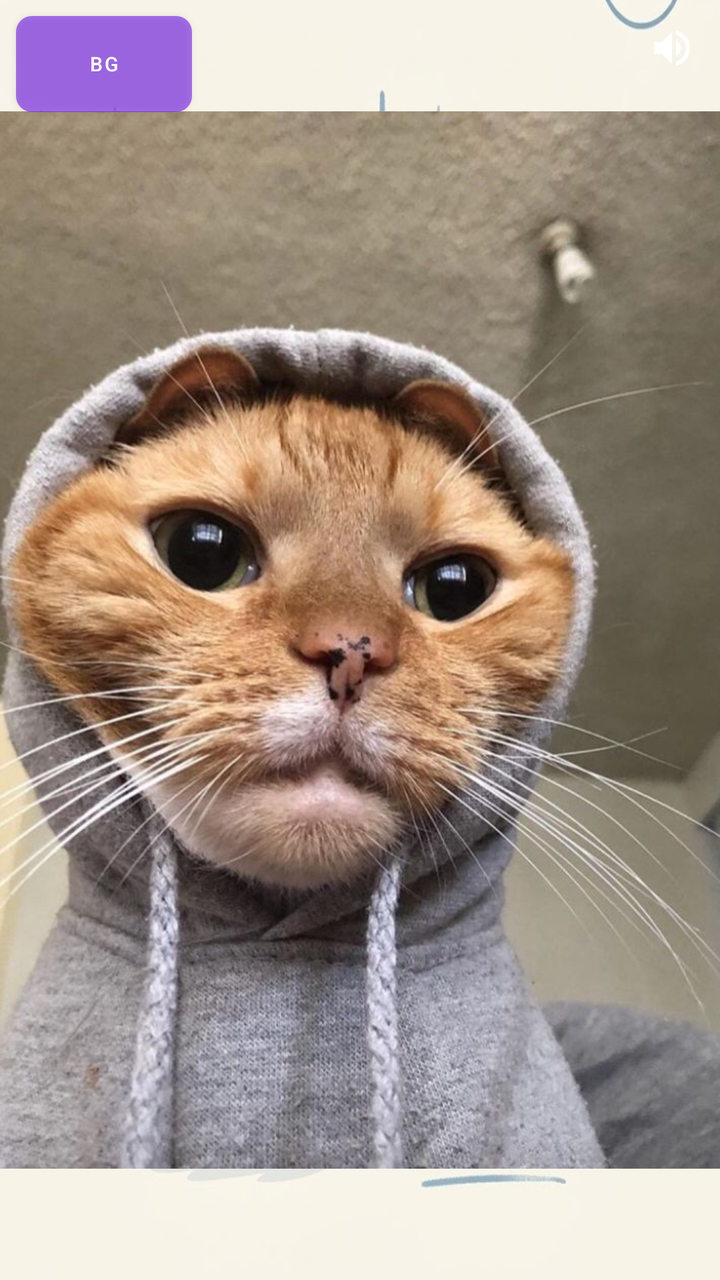
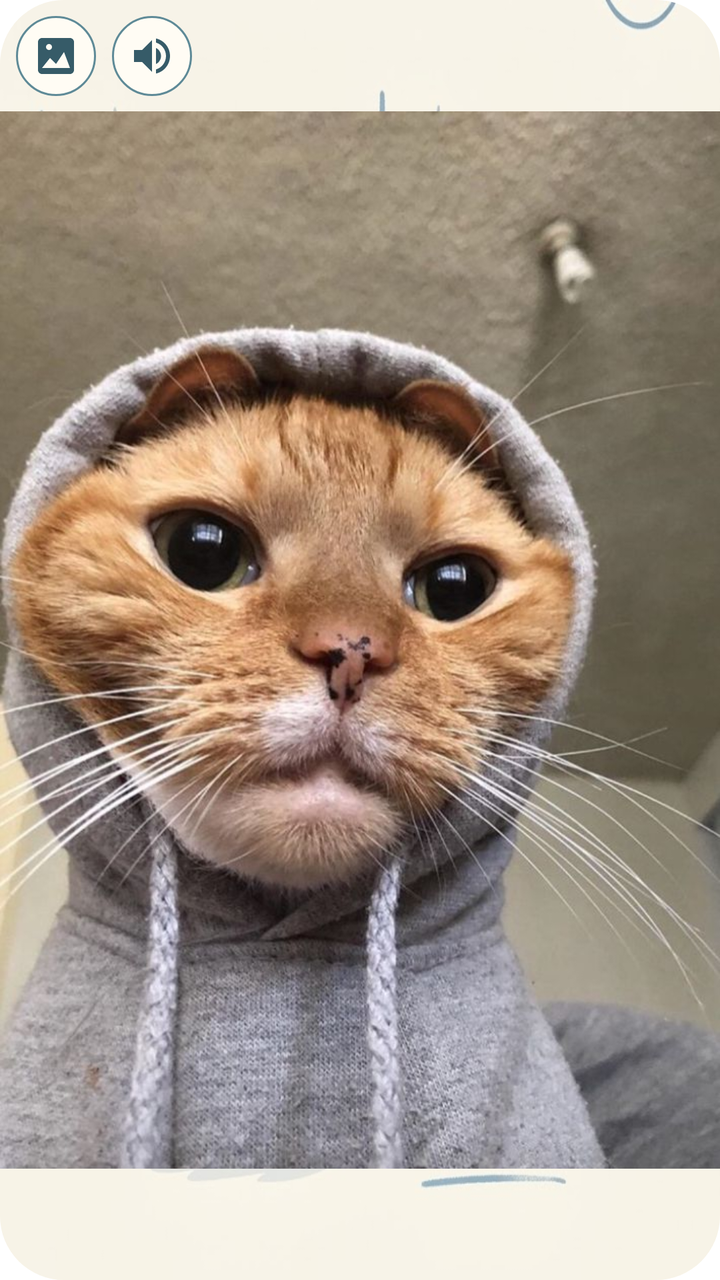

The first picture is an Android layout as it rendered before a commit; the second is the same layout after the commit. The layout source and the unified diff follow.
<!-- AndroidManifest.xml: application theme Theme.WidgetTesting -->
<!-- res/layout/cat_widget.xml -->
<?xml version="1.0" encoding="utf-8"?>
<FrameLayout xmlns:android="http://schemas.android.com/apk/res/android"
    android:layout_width="match_parent"
    android:layout_height="match_parent"
    android:background="#00000000">

    
    <ImageView
        android:id="@+id/catiBackground"
        android:layout_width="match_parent"
        android:layout_height="match_parent"
        android:scaleType="fitXY"
        android:src="@drawable/minimal_bg"/>

    
    <LinearLayout
        android:id="@+id/tapGridContainer"
        android:layout_width="match_parent"
        android:layout_height="match_parent"
        android:orientation="vertical" />

    
    <FrameLayout
        android:id="@+id/itemContainer"
        android:layout_width="match_parent"
        android:layout_height="match_parent">

        <ImageView
            android:id="@+id/itemImage"
            android:layout_width="wrap_content"
            android:layout_height="wrap_content"
            android:layout_gravity="bottom|start"
            android:scaleType="fitCenter"
            android:visibility="gone"
            android:contentDescription="item" />
    </FrameLayout>

    
    <FrameLayout
        android:id="@+id/itemDrawerRoot"
        android:layout_width="match_parent"
        android:layout_height="match_parent">

        <LinearLayout
            android:id="@+id/drawerTabContainer"
            android:layout_width="wrap_content"
            android:layout_height="wrap_content"
            android:layout_gravity="end|center_vertical"
            android:layout_marginEnd="0dp"
            android:background="@drawable/drawer_tab_paw_bg"
            android:clickable="true"
            android:focusable="true"
            android:gravity="center"
            android:orientation="vertical"
            android:elevation="4dp">

            <ImageView
                android:id="@+id/imgIcon"
                android:layout_width="32dp"
                android:layout_height="32dp"
                android:src="@drawable/ic_cat_paw_white"
                android:scaleType="fitCenter"
                android:contentDescription="cat paw drawer tab" />

        </LinearLayout>

        
        <FrameLayout
            android:id="@+id/drawerPanelContainer"
            android:layout_width="64dp"
            android:layout_height="180dp"
            android:layout_gravity="end|center_vertical"
            android:layout_marginRight="5dp"
            android:visibility="gone">

            <ImageView
                android:id="@+id/drawerBackdrop"
                android:layout_width="match_parent"
                android:layout_height="match_parent"
                android:scaleType="fitXY"
                android:src="@drawable/custom_drawer_bg"
                android:clickable="true"
                android:focusable="true"
                android:contentDescription="drawer backdrop" />

            
            <LinearLayout
                android:id="@+id/drawerContentContainer"
                android:layout_width="match_parent"
                android:layout_height="match_parent"
                android:orientation="vertical"
                android:paddingStart="4dp"
                android:paddingEnd="4dp"
                android:paddingTop="8dp"
                android:paddingBottom="8dp">

                
                <LinearLayout
                    android:id="@+id/btnItemWand"
                    android:layout_width="match_parent"
                    android:layout_height="0dp"
                    android:layout_weight="1"
                    android:clickable="true"
                    android:focusable="true"
                    android:gravity="center">
                    <ImageView
                        android:id="@+id/itemIconWand"
                        android:layout_width="30dp"
                        android:layout_height="30dp"
                        android:padding="5dp"
                        android:background="@drawable/drawer_item_slot_bg"
                        android:scaleType="fitCenter"
                        android:src="@drawable/yarn" />
                </LinearLayout>

                
                <LinearLayout
                    android:id="@+id/btnItemBox"
                    android:layout_width="match_parent"
                    android:layout_height="0dp"
                    android:layout_weight="1"
                    android:clickable="true"
                    android:focusable="true"
                    android:gravity="center">
                    <ImageView
                        android:id="@+id/itemIconBox"
                        android:layout_width="30dp"
                        android:layout_height="30dp"
                        android:padding="5dp"
                        android:background="@drawable/drawer_item_slot_bg"
                        android:scaleType="fitCenter"
                        android:src="@drawable/cartonbox" />
                </LinearLayout>

                
                <LinearLayout
                    android:id="@+id/btnItemFood"
                    android:layout_width="match_parent"
                    android:layout_height="0dp"
                    android:layout_weight="1"
                    android:clickable="true"
                    android:focusable="true"
                    android:gravity="center">
                    <ImageView
                        android:id="@+id/itemIconFood"
                        android:layout_width="30dp"
                        android:layout_height="30dp"
                        android:padding="5dp"
                        android:background="@drawable/drawer_item_slot_bg"
                        android:scaleType="fitCenter"
                        android:src="@drawable/bowl" />
                </LinearLayout>

                
                <LinearLayout
                    android:id="@+id/btnItemCockroach"
                    android:layout_width="match_parent"
                    android:layout_height="0dp"
                    android:layout_weight="1"
                    android:clickable="true"
                    android:focusable="true"
                    android:gravity="center">
                    <ImageView
                        android:id="@+id/itemIconCockroach"
                        android:layout_width="30dp"
                        android:layout_height="30dp"
                        android:padding="5dp"
                        android:background="@drawable/drawer_item_slot_bg"
                        android:scaleType="fitCenter" />
                </LinearLayout>

                
                <LinearLayout
                    android:id="@+id/btnItemSnake"
                    android:layout_width="match_parent"
                    android:layout_height="0dp"
                    android:layout_weight="1"
                    android:clickable="true"
                    android:focusable="true"
                    android:gravity="center">
                    <ImageView
                        android:id="@+id/itemIconSnake"
                        android:layout_width="30dp"
                        android:layout_height="30dp"
                        android:padding="5dp"
                        android:background="@drawable/drawer_item_slot_bg"
                        android:scaleType="fitCenter" />
                </LinearLayout>

            </LinearLayout>
        </FrameLayout>

    </FrameLayout>

    
    <FrameLayout
        android:id="@+id/catContainer"
        android:layout_width="match_parent"
        android:layout_height="match_parent">

        <LinearLayout
            android:layout_width="wrap_content"
            android:layout_height="wrap_content"
            android:layout_gravity="bottom|start"
            android:orientation="vertical"
            android:gravity="start"
            android:clipChildren="false"
            android:clipToPadding="false">

            
            <LinearLayout
                android:id="@+id/statusBubbleContainer"
                android:layout_width="wrap_content"
                android:layout_height="wrap_content"
                android:orientation="horizontal"
                android:gravity="center"
                android:background="@drawable/bubble_bg"
                android:visibility="gone"
                android:layout_marginBottom="8dp"
                android:paddingHorizontal="8dp"
                android:paddingVertical="6dp"
                android:clickable="true"
                android:focusable="true"
                android:elevation="6dp">

                <ImageView
                    android:id="@+id/statusIcon"
                    android:layout_width="36dp"
                    android:layout_height="36dp"
                    android:scaleType="fitCenter"
                    android:visibility="gone"
                    android:contentDescription="status icon" />

                <TextView
                    android:id="@+id/chatBubble"
                    android:layout_width="wrap_content"
                    android:layout_height="wrap_content"
                    android:maxWidth="140dp"
                    android:maxLines="2"
                    android:ellipsize="end"
                    android:textColor="#000000"
                    android:textSize="14sp"
                    android:textStyle="bold"
                    android:visibility="gone"
                    android:layout_marginStart="4dp" />
            </LinearLayout>

            <ImageView
                android:id="@+id/catImage"
                android:layout_width="wrap_content"
                android:layout_height="wrap_content"
                android:scaleType="fitCenter"
                android:src="@drawable/cat_idle"
                android:clickable="true"
                android:focusable="true"
                android:contentDescription="cat" />

        </LinearLayout>

    </FrameLayout>

    
    <ImageButton
        android:id="@+id/btnMute"
        android:layout_width="32dp"
        android:layout_height="32dp"
        android:layout_gravity="top|end"
        android:layout_margin="8dp"
        android:background="@android:color/transparent"
        android:src="@drawable/ic_volume_up" />

    <ImageView
        android:id="@+id/imgJumpscare"
        android:layout_width="wrap_content"
        android:layout_height="match_parent"
        android:scaleType="fitXY"
        android:visibility="gone"
        android:contentDescription="Jumpscare Cat Face" />

    
    <Button
        android:id="@+id/btnTestBg"
        android:layout_width="wrap_content"
        android:layout_height="wrap_content"
        android:layout_gravity="top|start"
        android:layout_margin="8dp"
        android:background="@drawable/btn_test_bg"
        android:text="BG"
        android:textSize="10sp"
        android:textColor="#FFFFFF"
        android:paddingHorizontal="10dp"
        android:paddingVertical="4dp" />

</FrameLayout>
<!-- resources referenced by this layout -->
<resources>
  <!-- drawable btn_test_bg (drawable) -->
  <?xml version="1.0" encoding="utf-8"?>
  <shape xmlns:android="http://schemas.android.com/apk/res/android"
      android:shape="rectangle">
      <solid android:color="#88000000" />
      <corners android:radius="8dp" />
  </shape>
  <!-- drawable bubble_bg (drawable) -->
  <?xml version="1.0" encoding="utf-8"?>
  <shape xmlns:android="http://schemas.android.com/apk/res/android"
      android:shape="rectangle">
      <solid android:color="#FFFFFF" />
      <corners android:radius="16dp" />
      <stroke
          android:width="2dp"
          android:color="#5E8A97" />
      <padding
          android:bottom="8dp"
          android:left="12dp"
          android:right="12dp"
          android:top="8dp" />
  </shape>
  <!-- drawable custom_drawer_bg (drawable) -->
  <?xml version="1.0" encoding="utf-8"?>
  <shape xmlns:android="http://schemas.android.com/apk/res/android"
      android:shape="rectangle">
      <solid android:color="#FFFFFF" />
      <stroke
          android:width="1.5dp"
          android:color="#E2E2E2" />
      <corners android:radius="32dp" />
  </shape>
  <!-- drawable drawer_tab_paw_bg (drawable) -->
  <?xml version="1.0" encoding="utf-8"?>
  <shape xmlns:android="http://schemas.android.com/apk/res/android"
      android:shape="rectangle">
  
      <solid android:color="#1A1A1A" />
  
      <corners
          android:topLeftRadius="999dp"
          android:bottomLeftRadius="999dp"
          android:topRightRadius="0dp"
          android:bottomRightRadius="0dp" />
  
      
      <padding
          android:left="14dp"
          android:top="12dp"
          android:right="6dp"
          android:bottom="12dp" />
  
  </shape>
  <!-- drawable ic_volume_up (drawable) -->
  <vector xmlns:android="http://schemas.android.com/apk/res/android"
      android:width="24dp"
      android:height="24dp"
      android:viewportWidth="24"
      android:viewportHeight="24"
      android:tint="#FFFFFF">
    <path
        android:fillColor="#FFFFFF"
        android:pathData="M3,9v6h4l5,5V4L7,9H3zM16.5,12c0,-1.77 -1.02,-3.29 -2.5,-4.03v8.05c1.48,-0.73 2.5,-2.25 2.5,-4.02zM14,3.23v2.06c2.89,0.86 5,3.54 5,6.71s-2.11,5.85 -5,6.71v2.06c4.01,-0.91 7,-4.49 7,-8.77s-2.99,-7.86 -7,-8.77z"/>
  </vector>
  <style name="Theme.WidgetTesting" parent="Theme.MaterialComponents.DayNight.DarkActionBar">
          
          <item name="colorPrimary">@color/purple_500</item>
          <item name="colorPrimaryVariant">@color/purple_700</item>
          <item name="colorOnPrimary">@color/white</item>
          
          <item name="colorSecondary">@color/teal_200</item>
          <item name="colorSecondaryVariant">@color/teal_700</item>
          <item name="colorOnSecondary">@color/black</item>
          
          <item name="android:statusBarColor">?attr/colorPrimaryVariant</item>
          
      </style>
  <color name="purple_500">#FF6200EE</color>
  <color name="purple_700">#FF3700B3</color>
  <color name="white">#FFFFFFFF</color>
  <color name="teal_200">#FF03DAC5</color>
  <color name="teal_700">#FF018786</color>
  <color name="black">#FF000000</color>
  <!-- unchanged entries left out for length: 7 -->
</resources>

<!-- the commit's change to res/layout/cat_widget.xml (unified diff, before → after) -->
@@ -2,7 +2,8 @@
 <FrameLayout xmlns:android="http://schemas.android.com/apk/res/android"
     android:layout_width="match_parent"
     android:layout_height="match_parent"
-    android:background="#00000000">
+    android:background="@drawable/widget_rounded_background"
+    android:clipToOutline="true">
 
     
     <ImageView
@@ -56,8 +57,8 @@
 
             <ImageView
                 android:id="@+id/imgIcon"
-                android:layout_width="32dp"
-                android:layout_height="32dp"
+                android:layout_width="24dp"
+                android:layout_height="24dp"
                 android:src="@drawable/ic_cat_paw_white"
                 android:scaleType="fitCenter"
                 android:contentDescription="cat paw drawer tab" />
@@ -67,10 +68,10 @@
         
         <FrameLayout
             android:id="@+id/drawerPanelContainer"
-            android:layout_width="64dp"
-            android:layout_height="180dp"
+            android:layout_width="@dimen/drawer_panel_width"
+            android:layout_height="@dimen/drawer_panel_height"
             android:layout_gravity="end|center_vertical"
-            android:layout_marginRight="5dp"
+            android:layout_marginEnd="@dimen/drawer_edge_inset"
             android:visibility="gone">
 
             <ImageView
@@ -91,8 +92,8 @@
                 android:orientation="vertical"
                 android:paddingStart="4dp"
                 android:paddingEnd="4dp"
-                android:paddingTop="8dp"
-                android:paddingBottom="8dp">
+                android:paddingTop="@dimen/drawer_vertical_padding"
+                android:paddingBottom="@dimen/drawer_vertical_padding">
 
                 
                 <LinearLayout
@@ -105,9 +106,9 @@
                     android:gravity="center">
                     <ImageView
                         android:id="@+id/itemIconWand"
-                        android:layout_width="30dp"
-                        android:layout_height="30dp"
-                        android:padding="5dp"
+                        android:layout_width="@dimen/drawer_slot_size"
+                        android:layout_height="@dimen/drawer_slot_size"
+                        android:padding="4dp"
                         android:background="@drawable/drawer_item_slot_bg"
                         android:scaleType="fitCenter"
                         android:src="@drawable/yarn" />
@@ -124,9 +125,9 @@
                     android:gravity="center">
                     <ImageView
                         android:id="@+id/itemIconBox"
-                        android:layout_width="30dp"
-                        android:layout_height="30dp"
-                        android:padding="5dp"
+                        android:layout_width="@dimen/drawer_slot_size"
+                        android:layout_height="@dimen/drawer_slot_size"
+                        android:padding="4dp"
                         android:background="@drawable/drawer_item_slot_bg"
                         android:scaleType="fitCenter"
                         android:src="@drawable/cartonbox" />
@@ -143,9 +144,9 @@
                     android:gravity="center">
                     <ImageView
                         android:id="@+id/itemIconFood"
-                        android:layout_width="30dp"
-                        android:layout_height="30dp"
-                        android:padding="5dp"
+                        android:layout_width="@dimen/drawer_slot_size"
+                        android:layout_height="@dimen/drawer_slot_size"
+                        android:padding="4dp"
                         android:background="@drawable/drawer_item_slot_bg"
                         android:scaleType="fitCenter"
                         android:src="@drawable/bowl" />
@@ -162,9 +163,9 @@
                     android:gravity="center">
                     <ImageView
                         android:id="@+id/itemIconCockroach"
-                        android:layout_width="30dp"
-                        android:layout_height="30dp"
-                        android:padding="5dp"
+                        android:layout_width="@dimen/drawer_slot_size"
+                        android:layout_height="@dimen/drawer_slot_size"
+                        android:padding="4dp"
                         android:background="@drawable/drawer_item_slot_bg"
                         android:scaleType="fitCenter" />
                 </LinearLayout>
@@ -180,9 +181,9 @@
                     android:gravity="center">
                     <ImageView
                         android:id="@+id/itemIconSnake"
-                        android:layout_width="30dp"
-                        android:layout_height="30dp"
-                        android:padding="5dp"
+                        android:layout_width="@dimen/drawer_slot_size"
+                        android:layout_height="@dimen/drawer_slot_size"
+                        android:padding="4dp"
                         android:background="@drawable/drawer_item_slot_bg"
                         android:scaleType="fitCenter" />
                 </LinearLayout>
@@ -198,35 +199,43 @@
         android:layout_width="match_parent"
         android:layout_height="match_parent">
 
-        <LinearLayout
+        <FrameLayout
             android:layout_width="wrap_content"
             android:layout_height="wrap_content"
             android:layout_gravity="bottom|start"
-            android:orientation="vertical"
-            android:gravity="start"
             android:clipChildren="false"
             android:clipToPadding="false">
+
+            <ImageView
+                android:id="@+id/catImage"
+                android:layout_width="wrap_content"
+                android:layout_height="wrap_content"
+                android:layout_gravity="bottom|start"
+                android:scaleType="fitCenter"
+                android:src="@drawable/cat_idle"
+                android:clickable="true"
+                android:focusable="true"
+                android:contentDescription="cat" />
 
             
             <LinearLayout
                 android:id="@+id/statusBubbleContainer"
                 android:layout_width="wrap_content"
                 android:layout_height="wrap_content"
+                android:layout_gravity="bottom|start"
                 android:orientation="horizontal"
                 android:gravity="center"
-                android:background="@drawable/bubble_bg"
+                android:background="@drawable/widget_status_background"
                 android:visibility="gone"
-                android:layout_marginBottom="8dp"
-                android:paddingHorizontal="8dp"
-                android:paddingVertical="6dp"
+                android:padding="3dp"
                 android:clickable="true"
                 android:focusable="true"
-                android:elevation="6dp">
+                android:elevation="2dp">
 
                 <ImageView
                     android:id="@+id/statusIcon"
-                    android:layout_width="36dp"
-                    android:layout_height="36dp"
+                    android:layout_width="18dp"
+                    android:layout_height="18dp"
                     android:scaleType="fitCenter"
                     android:visibility="gone"
                     android:contentDescription="status icon" />
@@ -245,28 +254,21 @@
                     android:layout_marginStart="4dp" />
             </LinearLayout>
 
-            <ImageView
-                android:id="@+id/catImage"
-                android:layout_width="wrap_content"
-                android:layout_height="wrap_content"
-                android:scaleType="fitCenter"
-                android:src="@drawable/cat_idle"
-                android:clickable="true"
-                android:focusable="true"
-                android:contentDescription="cat" />
-
-        </LinearLayout>
+        </FrameLayout>
 
     </FrameLayout>
 
     
     <ImageButton
         android:id="@+id/btnMute"
-        android:layout_width="32dp"
-        android:layout_height="32dp"
-        android:layout_gravity="top|end"
-        android:layout_margin="8dp"
-        android:background="@android:color/transparent"
+        android:layout_width="40dp"
+        android:layout_height="40dp"
+        android:layout_gravity="top|start"
+        android:layout_marginStart="56dp"
+        android:layout_marginTop="8dp"
+        android:padding="9dp"
+        android:background="@drawable/widget_control_background"
+        android:contentDescription="Toggle cat sounds"
         android:src="@drawable/ic_volume_up" />
 
     <ImageView
@@ -278,17 +280,15 @@
         android:contentDescription="Jumpscare Cat Face" />
 
     
-    <Button
+    <ImageButton
         android:id="@+id/btnTestBg"
-        android:layout_width="wrap_content"
-        android:layout_height="wrap_content"
+        android:layout_width="40dp"
+        android:layout_height="40dp"
         android:layout_gravity="top|start"
         android:layout_margin="8dp"
-        android:background="@drawable/btn_test_bg"
-        android:text="BG"
-        android:textSize="10sp"
-        android:textColor="#FFFFFF"
-        android:paddingHorizontal="10dp"
-        android:paddingVertical="4dp" />
+        android:background="@drawable/widget_control_background"
+        android:src="@drawable/ic_widget_theme"
+        android:contentDescription="Choose widget background"
+        android:padding="9dp" />
 
 </FrameLayout>
<!-- resource entries referenced after the edit -->
@@ -1,36 +1,19 @@
 <!-- resources referenced by this layout -->
 <resources>
-  <!-- drawable btn_test_bg (drawable) -->
-  <?xml version="1.0" encoding="utf-8"?>
-  <shape xmlns:android="http://schemas.android.com/apk/res/android"
-      android:shape="rectangle">
-      <solid android:color="#88000000" />
-      <corners android:radius="8dp" />
-  </shape>
-  <!-- drawable bubble_bg (drawable) -->
-  <?xml version="1.0" encoding="utf-8"?>
-  <shape xmlns:android="http://schemas.android.com/apk/res/android"
-      android:shape="rectangle">
-      <solid android:color="#FFFFFF" />
-      <corners android:radius="16dp" />
-      <stroke
-          android:width="2dp"
-          android:color="#5E8A97" />
-      <padding
-          android:bottom="8dp"
-          android:left="12dp"
-          android:right="12dp"
-          android:top="8dp" />
-  </shape>
+  <dimen name="drawer_edge_inset">6dp</dimen>
+  <dimen name="drawer_panel_height">164dp</dimen>
+  <dimen name="drawer_panel_width">52dp</dimen>
+  <dimen name="drawer_slot_size">28dp</dimen>
+  <dimen name="drawer_vertical_padding">4dp</dimen>
   <!-- drawable custom_drawer_bg (drawable) -->
   <?xml version="1.0" encoding="utf-8"?>
   <shape xmlns:android="http://schemas.android.com/apk/res/android"
       android:shape="rectangle">
       <solid android:color="#FFFFFF" />
       <stroke
-          android:width="1.5dp"
+          android:width="1dp"
           android:color="#E2E2E2" />
-      <corners android:radius="32dp" />
+      <corners android:radius="20dp" />
   </shape>
   <!-- drawable drawer_tab_paw_bg (drawable) -->
   <?xml version="1.0" encoding="utf-8"?>
@@ -59,11 +42,34 @@
       android:height="24dp"
       android:viewportWidth="24"
       android:viewportHeight="24"
-      android:tint="#FFFFFF">
+      android:tint="#365B68">
     <path
-        android:fillColor="#FFFFFF"
+        android:fillColor="#365B68"
         android:pathData="M3,9v6h4l5,5V4L7,9H3zM16.5,12c0,-1.77 -1.02,-3.29 -2.5,-4.03v8.05c1.48,-0.73 2.5,-2.25 2.5,-4.02zM14,3.23v2.06c2.89,0.86 5,3.54 5,6.71s-2.11,5.85 -5,6.71v2.06c4.01,-0.91 7,-4.49 7,-8.77s-2.99,-7.86 -7,-8.77z"/>
   </vector>
+  <!-- drawable ic_widget_theme (drawable) -->
+  <vector xmlns:android="http://schemas.android.com/apk/res/android"
+      android:width="24dp" android:height="24dp" android:viewportWidth="24" android:viewportHeight="24">
+      <path android:fillColor="#365B68" android:pathData="M21,19V5c0,-1.1 -0.9,-2 -2,-2H5C3.9,3 3,3.9 3,5v14c0,1.1 0.9,2 2,2h14c1.1,0 2,-0.9 2,-2zM8.5,6A1.5,1.5 0,1 1,8.5 9A1.5,1.5 0,0 1,8.5 6zM5,18l4,-5 3,3 4,-6 3,8z" />
+  </vector>
+  <!-- drawable widget_control_background (drawable) -->
+  <shape xmlns:android="http://schemas.android.com/apk/res/android" android:shape="oval">
+      <solid android:color="#F2FFFDF5" />
+      <stroke android:width="1dp" android:color="#5E8A97" />
+  </shape>
+  <!-- drawable widget_rounded_background (drawable) -->
+  <?xml version="1.0" encoding="utf-8"?>
+  <shape xmlns:android="http://schemas.android.com/apk/res/android"
+      android:shape="rectangle">
+      <corners android:radius="32dp" />
+      <solid android:color="#FFFDF5" />
+  </shape>
+  <!-- drawable widget_status_background (drawable) -->
+  <shape xmlns:android="http://schemas.android.com/apk/res/android" android:shape="rectangle">
+      <solid android:color="#F2FFFDF5" />
+      <corners android:radius="10dp" />
+      <stroke android:width="1dp" android:color="#5E8A97" />
+  </shape>
   <style name="Theme.WidgetTesting" parent="Theme.MaterialComponents.DayNight.DarkActionBar">
           
           <item name="colorPrimary">@color/purple_500</item>
